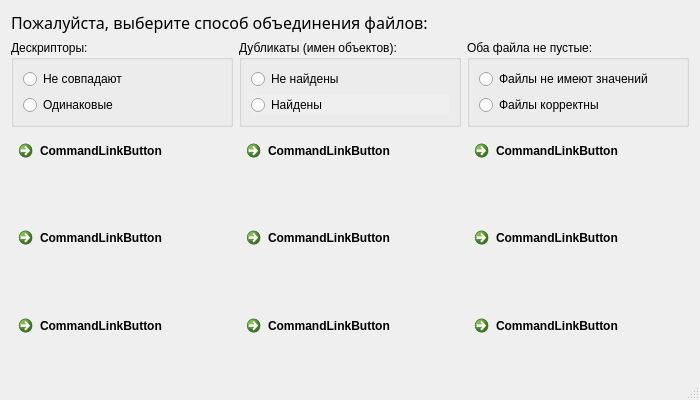
The window that dialogs/bulkdialog.ui (gurmaaan/AdvancedPlot) describes before a commit, drawn with Qt 5.
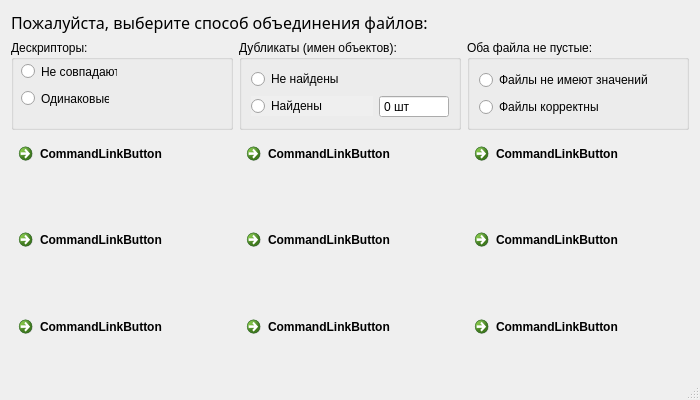
The same window after the commit. Icons and pictures are not drawn.

```diff
--- a/dialogs/bulkdialog.ui
+++ b/dialogs/bulkdialog.ui
@@ -51,22 +51,32 @@
        <property name="title">
         <string>Дескрипторы:</string>
        </property>
-       <layout class="QVBoxLayout" name="verticalLayout">
-        <item>
          <widget class="QRadioButton" name="descriptors_no_rb">
+        <property name="geometry">
+         <rect>
+          <x>10</x>
+          <y>23</y>
+          <width>96</width>
+          <height>17</height>
+         </rect>
+        </property>
           <property name="text">
            <string>Не совпадают</string>
           </property>
          </widget>
-        </item>
-        <item>
          <widget class="QRadioButton" name="descriptors_yes_rb">
+        <property name="geometry">
+         <rect>
+          <x>10</x>
+          <y>50</y>
+          <width>88</width>
+          <height>17</height>
+         </rect>
+        </property>
           <property name="text">
            <string>Одинаковые</string>
           </property>
          </widget>
-        </item>
-       </layout>
       </widget>
      </item>
      <item row="0" column="1">
@@ -77,7 +87,7 @@
        <property name="title">
         <string>Дубликаты (имен объектов):</string>
        </property>
-       <layout class="QVBoxLayout" name="verticalLayout_2">
+       <layout class="QVBoxLayout" name="verticalLayout">
         <item>
          <widget class="QRadioButton" name="duplicates_no_rb">
           <property name="text">
@@ -86,6 +96,8 @@
          </widget>
         </item>
         <item>
+         <layout class="QHBoxLayout" name="horizontalLayout">
+          <item>
          <widget class="QRadioButton" name="duplicates_yes_rb">
           <property name="autoFillBackground">
            <bool>true</bool>
@@ -94,6 +106,30 @@
            <string>Найдены</string>
           </property>
          </widget>
+          </item>
+          <item>
+           <widget class="QSpinBox" name="duplicatesCnt_sb">
+            <property name="sizePolicy">
+             <sizepolicy hsizetype="Maximum" vsizetype="Fixed">
+              <horstretch>0</horstretch>
+              <verstretch>0</verstretch>
+             </sizepolicy>
+            </property>
+            <property name="readOnly">
+             <bool>true</bool>
+            </property>
+            <property name="buttonSymbols">
+             <enum>QAbstractSpinBox::NoButtons</enum>
+            </property>
+            <property name="suffix">
+             <string> шт</string>
+            </property>
+            <property name="maximum">
+             <number>1000000</number>
+            </property>
+           </widget>
+          </item>
+         </layout>
         </item>
        </layout>
       </widget>
```
Lines whose indentation alone changed are shown as unchanged.
